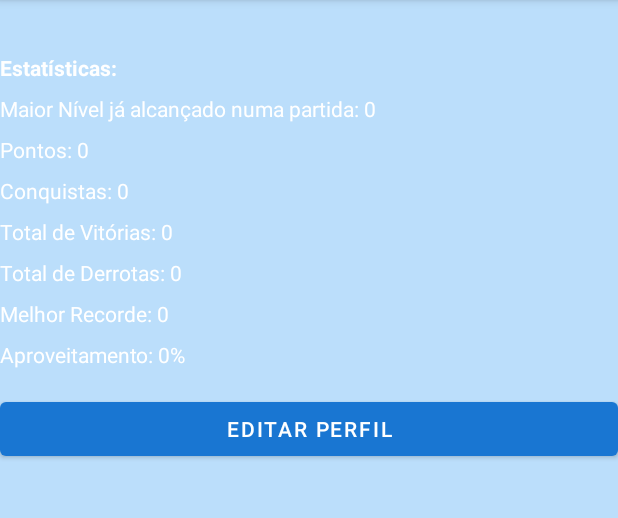
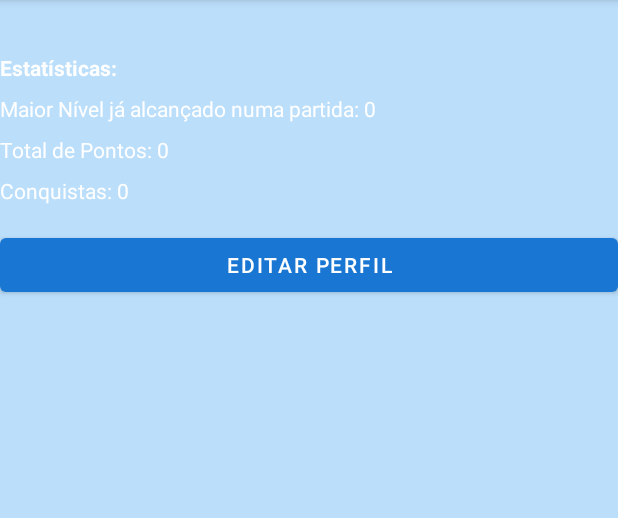
Before and after one commit to rafaelmarcal1/QuizAedes, an Android app: the PerfilActivity screen opened directly, with no data from a screen before it, on a phone screen of 412 x 824 dp, the part 84-602 px from its top. Run offline under Robolectric (Android 15) with nearby library versions, the phone set to English and light mode, and no system bars; our stand-ins replace Firebase (no records; nobody signed in at launch, a user with empty details on screens opened directly).

Commit message:
Corrigindo Erros

```diff
--- a/app/src/main/java/rafaelmarcal/ifsp/edu/quizaedes/ui/perfil/PerfilActivity.java
+++ b/app/src/main/java/rafaelmarcal/ifsp/edu/quizaedes/ui/perfil/PerfilActivity.java
@@ -27,13 +27,6 @@ public class PerfilActivity extends AppCompatActivity {
         super.onCreate(savedInstanceState);
         setContentView(R.layout.activity_perfil);
 
-        // Recupera o maior nível já alcançado usando SharedPreferences
-        SharedPreferences sharedPreferences = getSharedPreferences("perfil", MODE_PRIVATE);
-        int maiorNivel = sharedPreferences.getInt("maior_nivel", 0);  // 0 é o valor padrão caso não tenha um valor salvo
-
-        // Exibe o maior nível no TextView usando o binding
-        binding.tvNivel.setText("Maior Nível já alcançado numa partida: " + maiorNivel);
-
         // Inicializar o FirebaseAuth
         mAuth = FirebaseAuth.getInstance();
 
--- a/app/src/main/java/rafaelmarcal/ifsp/edu/quizaedes/ui/perguntas/PerguntasActivity.java
+++ b/app/src/main/java/rafaelmarcal/ifsp/edu/quizaedes/ui/perguntas/PerguntasActivity.java
@@ -151,21 +151,6 @@ public class PerguntasActivity extends AppCompatActivity {
             atualizarPontuacao();
             atualizarNivel();
 
-            // Verifica se o novo nível é maior do que o salvo
-            int novoNivel = viewModel.getNivel();  // Obtém o nível atual
-            SharedPreferences sharedPreferences = getSharedPreferences("perfil", MODE_PRIVATE);
-            SharedPreferences.Editor editor = sharedPreferences.edit();
-
-            // Recupera o maior nível salvo
-            int maiorNivel = sharedPreferences.getInt("maior_nivel", 0);
-
-            if (novoNivel > maiorNivel) {
-                editor.putInt("maior_nivel", novoNivel);  // Salva o novo maior nível
-                editor.apply();  // Confirma a alteração
-                // Atualiza o TextView para refletir o novo maior nível
-                binding.tvNivel.setText("Maior Nível já alcançado numa partida: " + novoNivel);
-            }
-
             // Atualizar a barra de progresso
             atualizarProgresso();
         }
--- a/app/src/main/res/layout/activity_perfil.xml
+++ b/app/src/main/res/layout/activity_perfil.xml
@@ -44,7 +44,7 @@
         android:id="@+id/tvPontos"
         android:layout_width="wrap_content"
         android:layout_height="wrap_content"
-        android:text="Pontos: 0"
+        android:text="Total de Pontos: 0"
         app:layout_constraintTop_toBottomOf="@id/tvNivel"
         app:layout_constraintStart_toStartOf="parent"
         android:layout_marginTop="8dp" />
@@ -59,45 +59,7 @@
         app:layout_constraintStart_toStartOf="parent"
         android:layout_marginTop="8dp" />
 
-    <!-- Total de Vitórias -->
-    <TextView
-        android:id="@+id/tvVitorias"
-        android:layout_width="wrap_content"
-        android:layout_height="wrap_content"
-        android:text="Total de Vitórias: 0"
-        app:layout_constraintTop_toBottomOf="@id/tvConquistas"
-        app:layout_constraintStart_toStartOf="parent"
-        android:layout_marginTop="8dp" />
 
-    <!-- Total de Derrotas -->
-    <TextView
-        android:id="@+id/tvDerrotas"
-        android:layout_width="wrap_content"
-        android:layout_height="wrap_content"
-        android:text="Total de Derrotas: 0"
-        app:layout_constraintTop_toBottomOf="@id/tvVitorias"
-        app:layout_constraintStart_toStartOf="parent"
-        android:layout_marginTop="8dp" />
-
-    <!-- Melhor Recorde Pessoal -->
-    <TextView
-        android:id="@+id/tvRecordePessoal"
-        android:layout_width="wrap_content"
-        android:layout_height="wrap_content"
-        android:text="Melhor Recorde: 0"
-        app:layout_constraintTop_toBottomOf="@id/tvDerrotas"
-        app:layout_constraintStart_toStartOf="parent"
-        android:layout_marginTop="8dp" />
-
-    <!-- Percentual de Vitórias -->
-    <TextView
-        android:id="@+id/tvPercentualVitorias"
-        android:layout_width="wrap_content"
-        android:layout_height="wrap_content"
-        android:text="Aproveitamento: 0%"
-        app:layout_constraintTop_toBottomOf="@id/tvRecordePessoal"
-        app:layout_constraintStart_toStartOf="parent"
-        android:layout_marginTop="8dp" />
 
     <!-- Botão para editar perfil -->
     <Button
@@ -105,7 +67,7 @@
         android:layout_width="0dp"
         android:layout_height="wrap_content"
         android:text="@string/editar_perfil"
-        app:layout_constraintTop_toBottomOf="@id/tvPercentualVitorias"
+        app:layout_constraintTop_toBottomOf="@id/tvConquistas"
         app:layout_constraintStart_toStartOf="parent"
         app:layout_constraintEnd_toEndOf="parent"
         android:layout_marginTop="16dp" />
```
